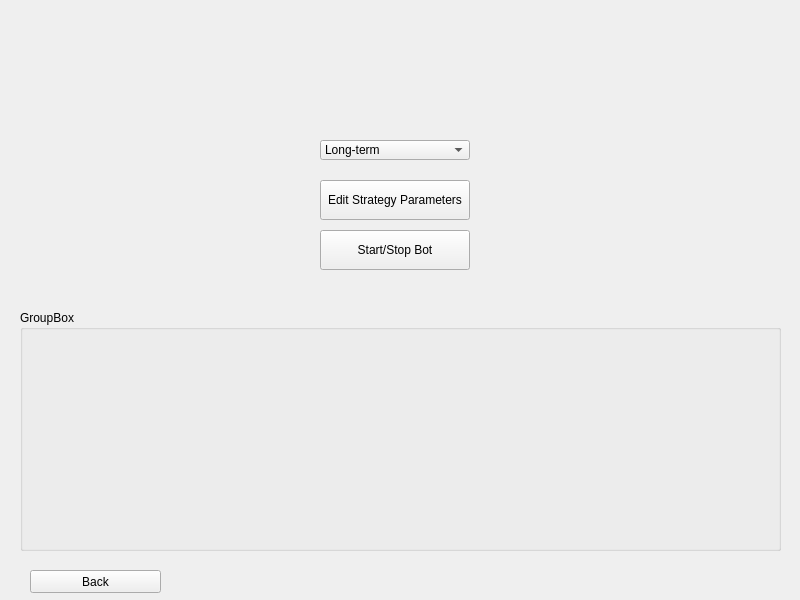
Sypers/SeniorProject, file freqtrade/GUI/livetrading.ui: the form before one commit.
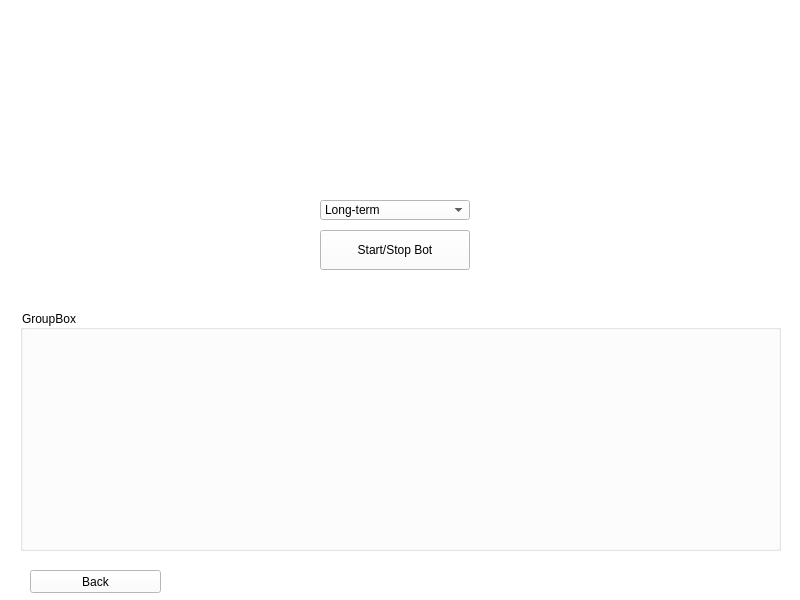
The form after the commit.

Commit message: Change Edit Strategy to Customize Strategy and nearly Completed , Added multiple Exception Handler(Creating own Exceptions )  , Change The Main Window added (Customize Strategy , about Us, etc...)  ,

The edit to the form file:
```diff
--- a/freqtrade/GUI/livetrading.ui
+++ b/freqtrade/GUI/livetrading.ui
@@ -13,12 +13,15 @@
   <property name="windowTitle">
    <string>LiveTrading</string>
   </property>
+  <property name="styleSheet">
+   <string notr="true">background-color: rgb(255, 255, 255);</string>
+  </property>
   <widget class="QWidget" name="centralwidget">
    <widget class="QComboBox" name="comboBox">
     <property name="geometry">
      <rect>
       <x>320</x>
-      <y>140</y>
+      <y>200</y>
       <width>150</width>
       <height>20</height>
      </rect>
@@ -39,19 +42,6 @@
      </property>
     </item>
    </widget>
-   <widget class="QPushButton" name="editstrategy">
-    <property name="geometry">
-     <rect>
-      <x>320</x>
-      <y>180</y>
-      <width>150</width>
-      <height>40</height>
-     </rect>
-    </property>
-    <property name="text">
-     <string>Edit Strategy Parameters</string>
-    </property>
-   </widget>
    <widget class="QPushButton" name="start_stop">
     <property name="geometry">
      <rect>
```
The commit also changes 9 other files.
